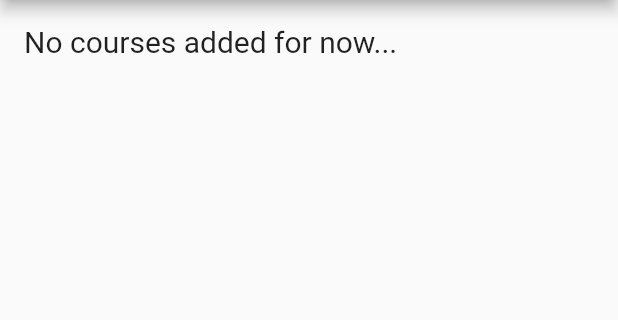
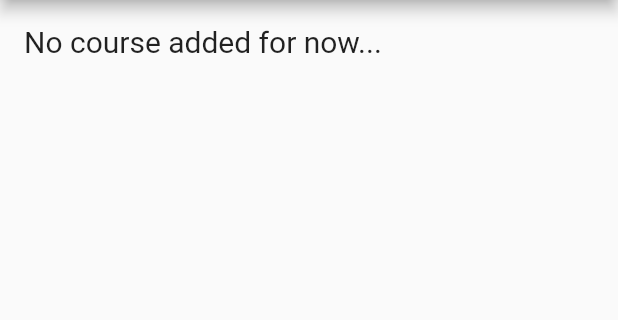
Before and after one commit to penn-automate/pennmate-notify-app, a Flutter app: the screen it shows after launch, on a phone screen of 412 x 824 dp, the part 84-404 px from its top. Run offline on Flutter 3.47's test engine with Material 2 defaults, Android fonts, the phone set to English and light mode, and no system bars; our stand-ins replace firebase_messaging, shared_preferences; accounts and stored records are empty.

Commit message:
Update to version v0.2 Now notifies you even the app is running in the foreground. - UI changes - Minor bug fixes - Disable Advertising ID collection by Google Firebase

```diff
--- a/lib/main.dart
+++ b/lib/main.dart
@@ -48,7 +48,7 @@ class MainPage extends StatefulWidget {
 class _MainPageState extends State<MainPage> {
   final _messaging = FirebaseMessaging();
   final _regExp = new RegExp(
-      r'^([A-Z]{2,4})\s*-?(?!000?)(\d{2,3})-?(?!000)(\d{3})$',
+      r'^([A-Z]{2,4})\s*-?((?!000)\d{3}|(?!00)\d{2})-?(?!000)(\d{3})$',
       caseSensitive: false);
   final _pref = SharedPreferences.getInstance();
   List<String> _children = <String>[];
@@ -56,6 +56,10 @@ class _MainPageState extends State<MainPage> {
   @override
   void initState() {
     super.initState();
+    _messaging.configure(onMessage: (m) {
+      print(m);
+      _showNormalAlert(m['notification']['title'], m['notification']['body']);
+    });
     _pref.then((pref) {
       final clist = _getList(pref);
       _updateList(clist);
@@ -112,19 +116,18 @@ class _MainPageState extends State<MainPage> {
         context: context,
         builder: (context) => AlertDialog(
               title: const Text("Add Course"),
-              contentPadding: const EdgeInsets.all(16.0),
               content: Form(
                   key: key,
                   child: TextFormField(
                     autofocus: true,
                     textCapitalization: TextCapitalization.characters,
                     decoration: const InputDecoration(
-                      labelText: 'Course ID',
+                      labelText: 'Course & Section ID',
                       hintText: 'e.g. NETS-212-001',
                     ),
                     validator: (s) {
                       match = _regExp.firstMatch(s);
-                      return match == null ? 'invalid course ID' : null;
+                      return match == null ? 'Invalid ID' : null;
                     },
                     onEditingComplete: () {
                       if (key.currentState.validate()) {
@@ -136,9 +139,7 @@ class _MainPageState extends State<MainPage> {
               actions: <Widget>[
                 FlatButton(
                     child: const Text('Cancel'),
-                    onPressed: () {
-                      Navigator.pop(context);
-                    }),
+                    onPressed: () => Navigator.pop(context)),
                 RaisedButton(
                   child: const Text('Confirm'),
                   onPressed: () {
@@ -158,19 +159,16 @@ class _MainPageState extends State<MainPage> {
         context: context,
         builder: (context) => AlertDialog(
               title: const Text("Confirm Deletion"),
-              contentPadding: const EdgeInsets.all(16.0),
               content: Row(
                 children: <Widget>[
                   Expanded(
-                      child: Text('Do you really want to delete course\n $s ?'))
+                      child: Text('Do you really want to delete course\n$s?'))
                 ],
               ),
               actions: <Widget>[
                 FlatButton(
                     child: const Text('No'),
-                    onPressed: () {
-                      Navigator.pop(context);
-                    }),
+                    onPressed: () => Navigator.pop(context)),
                 RaisedButton(
                   child: const Text('Yes'),
                   onPressed: () {
@@ -179,6 +177,22 @@ class _MainPageState extends State<MainPage> {
                   },
                   textColor: Colors.white,
                 )
+              ],
+            ));
+  }
+
+  _showNormalAlert(title, body) async {
+    await showDialog(
+        context: context,
+        builder: (BuildContext context) => AlertDialog(
+              title: Text(title),
+              content: Row(
+                children: <Widget>[Expanded(child: Text(body))],
+              ),
+              actions: <Widget>[
+                FlatButton(
+                    child: const Text('OK'),
+                    onPressed: () => Navigator.pop(context)),
               ],
             ));
   }
@@ -206,24 +220,40 @@ class _MainPageState extends State<MainPage> {
               if (_children.isEmpty) {
                 return const <Widget>[
                   Text(
-                    'No courses added for now...',
+                    'No course added for now...',
                     style: TextStyle(fontSize: 20.0),
                   )
                 ];
               }
               return _children
                   .map((s) => Row(
+                        mainAxisAlignment: MainAxisAlignment.spaceBetween,
                         children: <Widget>[
-                          Text(
-                            s,
-                            style: const TextStyle(fontSize: 30.0),
-                          ),
-                          IconButton(
-                              icon: const Icon(Icons.delete),
-                              onPressed: () => _showDeleteAlert(s))
+                          Text(s.replaceAll(" ", ""),
+                              style: const TextStyle(fontSize: 30.0)),
+                          Ink(
+                            width: 40,
+                            height: 40,
+                            decoration: ShapeDecoration(
+                              color: Colors.lightBlue,
+                              shape: CircleBorder(),
+                            ),
+                            child: IconButton(
+                              iconSize: 25,
+                              icon: const Icon(Icons.delete_outline),
+                              onPressed: () => _showDeleteAlert(s),
+                              color: Colors.white,
+                            ),
+                          )
                         ],
                       ))
-                  .toList();
+                  .fold(<Widget>[
+                const Text('Course List', style: TextStyle(fontSize: 40.0))
+              ], (List<Widget> l, row) {
+                l.add(const Divider());
+                l.add(row);
+                return l;
+              });
             }(),
           )),
       floatingActionButton: FloatingActionButton(
--- a/pubspec.yaml
+++ b/pubspec.yaml
@@ -20,7 +20,6 @@ dependencies:
   flutter:
     sdk: flutter
   firebase_messaging:
-
   shared_preferences:
 
   # The following adds the Cupertino Icons font to your application.
```
Also changed, not shown: 2 other files.
